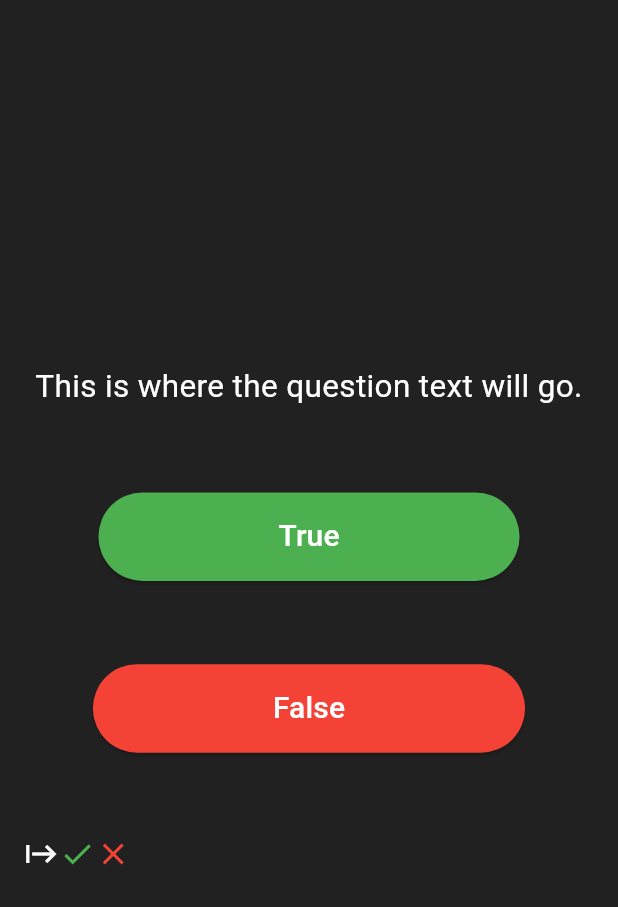
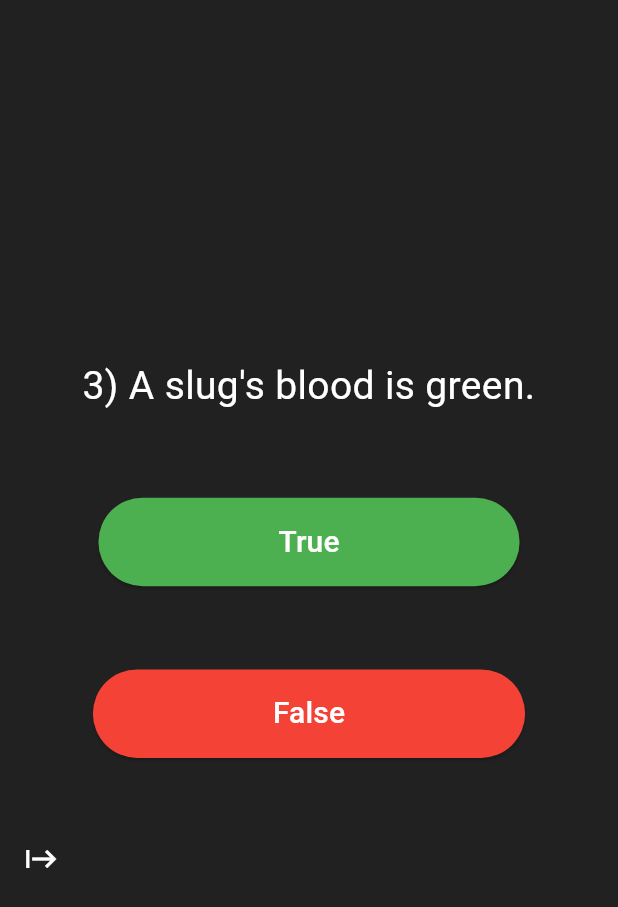
Before and after one commit to KASRA10/QuizApp_v1, a Flutter app: the screen it shows after launch, after a tap on "True", after a tap on "False", on a phone screen of 412 x 824 dp. Shown: the top 907 px of the screen. Run offline on Flutter 3.47's test engine with Material 3 defaults, Android fonts, the light colour scheme and no system bars.

Commit message:
give some function to buttons

```diff
--- a/lib/main.dart
+++ b/lib/main.dart
@@ -40,16 +40,32 @@
     ),
   ];
 
+  // List Of Questions
+  List<String> questions = [
+    'You can lead a cow down stairs but not up stairs.',
+    'Approximately one quarter of human bones are in the feet.',
+    'A slug\'s blood is green.',
+  ];
+
+  List<bool> answers = [
+    false,
+    true,
+    true,
+  ];
+
+  int questionNumber = 0;
+  int theNumberOfQuestion = 1;
+
   @override
   Widget build(BuildContext context) {
     return Column(
       mainAxisAlignment: MainAxisAlignment.center,
       children: <Widget>[
-        const Text(
-          'This is where the question text will go.',
+        Text(
+          '$theNumberOfQuestion) ${questions[questionNumber]}',
           textAlign: TextAlign.center,
-          style: TextStyle(
-            fontSize: 21.0,
+          style: const TextStyle(
+            fontSize: 26.0,
             color: Colors.white,
           ),
         ),
@@ -60,15 +76,18 @@
         ElevatedButton(
           onPressed: () {
             //The user picked true.
+            bool correctAnswer = answers[questionNumber];
+
+            if (correctAnswer == true) {
+              print('It is Right');
+            } else {
+              print('it is wrong');
+            }
+
             setState(
               () {
-                scoreKeeper.add(
-                  const Icon(
-                    Icons.check,
-                    color: Colors.green,
-                    semanticLabel: 'Check/ Ok Icon Indicates True',
-                  ),
-                );
+                theNumberOfQuestion++;
+                questionNumber++;
               },
             );
           },
@@ -94,15 +113,17 @@
         ElevatedButton(
           onPressed: () {
             //The user picked false.
+            bool correctAnswer = answers[questionNumber];
+
+            if (correctAnswer == false) {
+              print('It is Right');
+            } else {
+              print('it is wrong');
+            }
             setState(
               () {
-                scoreKeeper.add(
-                  const Icon(
-                    Icons.close,
-                    color: Colors.red,
-                    semanticLabel: 'Check/ Ok Icon Indicates True',
-                  ),
-                );
+                theNumberOfQuestion++;
+                questionNumber++;
               },
             );
           },
```
